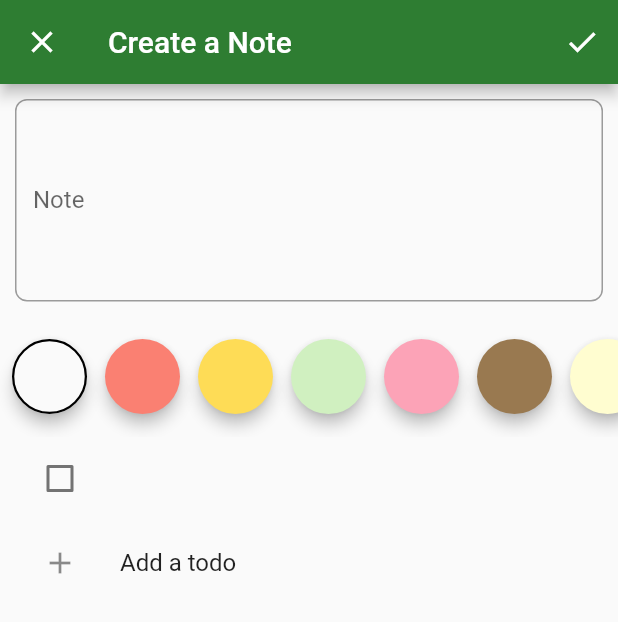
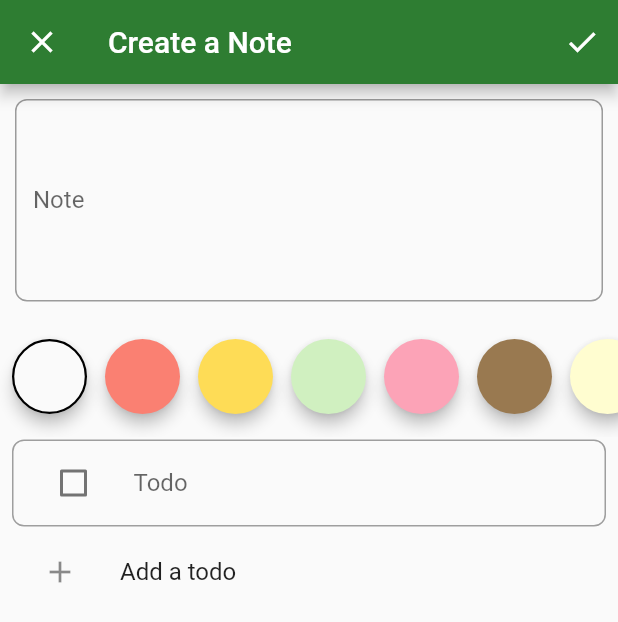
Before and after one commit to rishabhdeepsingh/flutter_ddd, a Flutter app: the NoteFormPage screen opened by its route, after a tap on "Add a todo", on a phone screen of 412 x 824 dp. Shown: the top 622 px of the screen. Run offline on Flutter 3.47's test engine with Material 2 defaults, Android fonts, the phone set to English and light mode, and no system bars; drawn by our look-alikes of flutter_slidable; our stand-ins replace auto_route, bloc, cloud_firestore, dartz, firebase_auth, firebase_core and 9 more; accounts and stored records are empty.

Commit message:
Todo Tile

```diff
--- a/lib/presentation/core/app_widget.dart
+++ b/lib/presentation/core/app_widget.dart
@@ -2,12 +2,12 @@ import 'package:flutter/material.dart' hide Router;
 import 'package:flutter_bloc/flutter_bloc.dart';
 import 'package:flutter_ddd/application/auth/auth_bloc.dart';
 import 'package:flutter_ddd/injection.dart';
-import 'package:flutter_ddd/presentation/routes/router.gr.dart';
+import 'package:flutter_ddd/presentation/routes/router.gr.dart' as app_router;
 
 class AppWidget extends StatelessWidget {
   @override
   Widget build(BuildContext context) {
-    final _appRouter = Router();
+    final _appRouter = app_router.Router();
     return MultiBlocProvider(
       providers: [
         BlocProvider(
--- a/lib/presentation/notes/note_form/widgets/todos_list_widget.dart
+++ b/lib/presentation/notes/note_form/widgets/todos_list_widget.dart
@@ -1,10 +1,11 @@
-import 'package:flushbar/flushbar.dart';
 import 'package:flushbar/flushbar_helper.dart';
 import 'package:flutter/material.dart';
 import 'package:flutter_bloc/flutter_bloc.dart';
 import 'package:flutter_ddd/application/notes/note_form/note_form_bloc.dart';
+import 'package:flutter_ddd/domain/notes/value_objects.dart';
 import 'package:flutter_ddd/presentation/notes/note_form/misc/todo_item_presentation_classes.dart';
 import 'package:flutter_hooks/flutter_hooks.dart';
+import 'package:flutter_slidable/flutter_slidable.dart';
 import 'package:kt_dart/collection.dart';
 import 'package:provider/provider.dart';
 import 'package:flutter_ddd/presentation/notes/note_form/misc/build_context_x.dart';
@@ -36,7 +37,10 @@ class TodoList extends StatelessWidget {
               shrinkWrap: true,
               itemCount: formTodos.value.size,
               itemBuilder: (context, index) {
-                return TodoTile(index: index);
+                return TodoTile(
+                  key: ValueKey(context.formTodos[index].id),
+                  index: index,
+                );
               });
         },
       ),
@@ -52,7 +56,29 @@ class TodoTile extends HookWidget {
   Widget build(BuildContext context) {
     final todo =
         context.formTodos.getOrElse(index, (_) => TodoItemPrimitive.empty());
-    return ListTile(
+    final textEditingController = useTextEditingController(text: todo.name);
+    return Slidable(
+      actionPane: const SlidableDrawerActionPane(),
+      actionExtentRatio: 0.15,
+      secondaryActions: [
+        IconSlideAction(
+          caption: "Delete",
+          icon: Icons.delete,
+          color: Colors.red,
+          onTap: () {
+            context.formTodos = context.formTodos.minusElement(todo);
+            context
+                .read<NoteFormBloc>()
+                .add(NoteFormEvent.todosChanged(context.formTodos));
+          },
+        ),
+      ],
+      child: Container(
+        decoration: BoxDecoration(
+            border: Border.all(color: Colors.grey),
+            borderRadius: BorderRadius.circular(8)),
+        margin: const EdgeInsets.symmetric(horizontal: 8, vertical: 2),
+        child: ListTile(
           leading: Checkbox(
             value: todo.done,
             onChanged: (value) {
@@ -66,6 +92,39 @@ class TodoTile extends HookWidget {
                   .add(NoteFormEvent.todosChanged(context.formTodos));
             },
           ),
+          title: TextFormField(
+            decoration: const InputDecoration(
+              hintText: "Todo",
+              border: InputBorder.none,
+              counterText: "",
+            ),
+            controller: textEditingController,
+            maxLength: TodoName.maxLength,
+            onChanged: (value) {
+              context.formTodos = context.formTodos.map(
+                (listTodo) =>
+                    listTodo == todo ? todo.copyWith(name: value) : listTodo,
+              );
+              context
+                  .read<NoteFormBloc>()
+                  .add(NoteFormEvent.todosChanged(context.formTodos));
+            },
+            validator: (_) {
+              return context.read<NoteFormBloc>().state.note.todos.value.fold(
+                    (f) => null,
+                    (todoList) => todoList[index].name.value.fold(
+                        (f) => f.maybeMap(
+                              empty: (_) => "Cannot be empty",
+                              exceedingLength: (_) => "Too Long",
+                              multiline: (_) => "Has to be in a single line.",
+                              orElse: () => null,
+                            ),
+                        (_) => null),
+                  );
+            },
+          ),
+        ),
+      ),
     );
   }
 }
--- a/pubspec.yaml
+++ b/pubspec.yaml
@@ -32,6 +32,7 @@ dependencies:
   flushbar: ^1.10.4
   flutter_bloc: ^7.0.0
   flutter_hooks: ^0.17.0
+  flutter_slidable: ^0.6.0
   freezed_annotation: ^0.14.2
   get_it: ^7.1.3
   google_sign_in: ^5.0.3
```
Also changed, not shown: pubspec.lock. Lines whose indentation alone changed are shown as unchanged.
